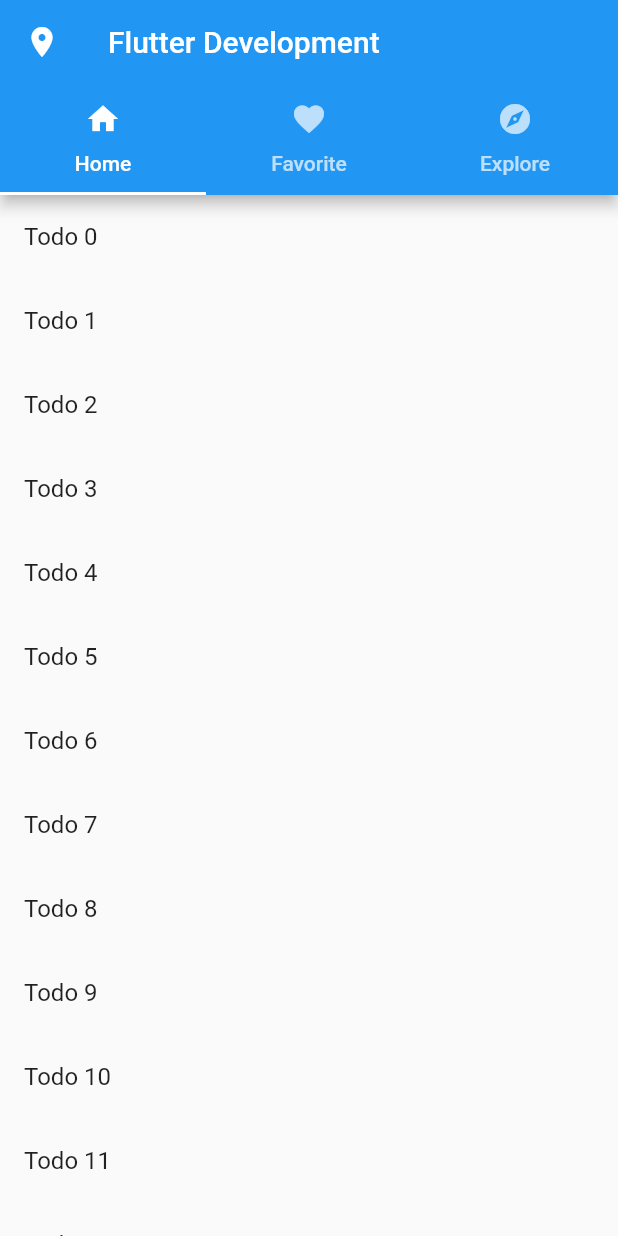
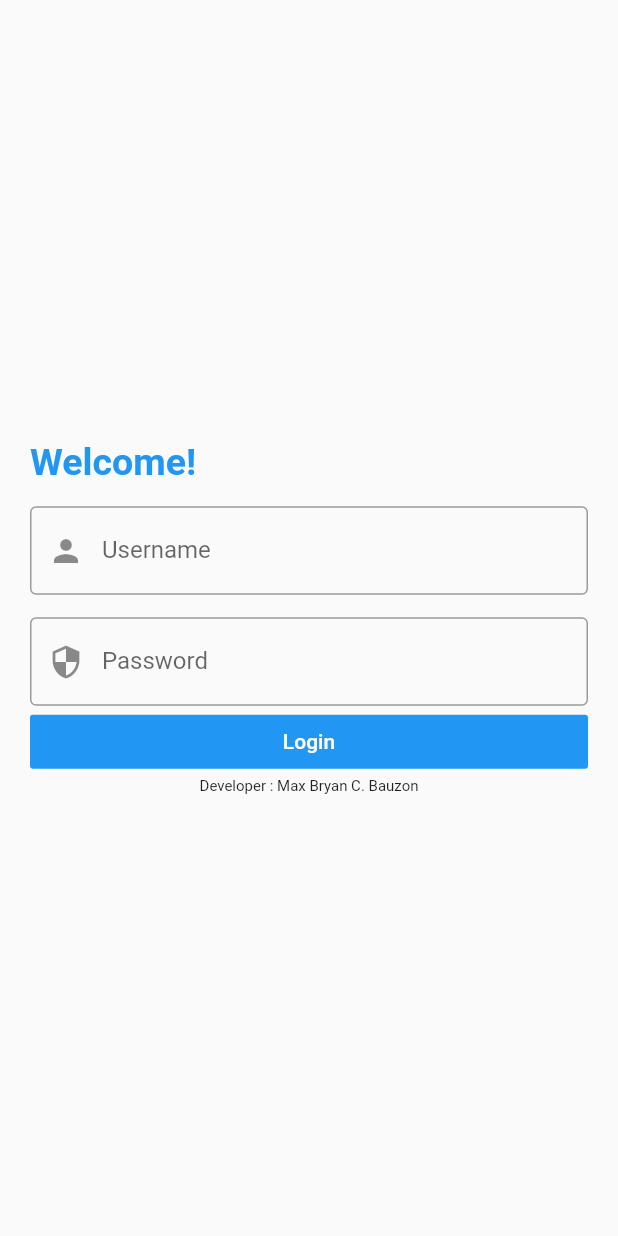
Before and after one commit to bryanbauzon/flutter_training, a Flutter app: the screen it shows after launch, on a phone screen of 412 x 824 dp. Run offline on Flutter 3.47's test engine with Material 2 defaults, Android fonts, the phone set to English and light mode, and no system bars.

Commit message:
added login page and new features

```diff
--- a/lib/main.dart
+++ b/lib/main.dart
@@ -1,5 +1,5 @@
 import 'package:flutter/material.dart';
-import 'package:flutter_training/screens/training-page.dart';
+import 'package:flutter_training/screens/login-page.dart';
 
 void main() => runApp(MyApp());
 
@@ -11,7 +11,7 @@ class MyApp extends StatelessWidget {
       theme: ThemeData(
         primarySwatch: Colors.blue,
       ),
-      home: TraingPage(),
+      home: LoginPage(),
     );
   }
 }
--- a/lib/screens/home-page.dart
+++ b/lib/screens/home-page.dart
@@ -19,7 +19,7 @@ class _HomePageWidgetApp extends State<HomePageWidget>{
 
   @override
   Widget build(BuildContext context) {
-    return ListView.builder(
+    return  ListView.builder(
                 itemCount: todos.length,
                 itemBuilder: (context,index){
                   return ListTile(
--- /dev/null
+++ b/lib/screens/login-page.dart
@@ -0,0 +1,74 @@
+import 'package:flutter/cupertino.dart';
+import 'package:flutter/material.dart';
+import 'package:flutter_training/screens/training-page.dart';
+
+class LoginPage extends StatefulWidget{
+    @override
+    _LoginPageWidget createState()=> _LoginPageWidget();
+}
+class _LoginPageWidget extends State<LoginPage>{
+  @override
+  Widget build(BuildContext context) {
+    return WillPopScope(onWillPop: ()async{
+        return false;
+    },child: Scaffold(
+        body:Center(
+          child: ListView(
+          shrinkWrap: true,
+          padding: EdgeInsets.all(20),
+            children: <Widget>[
+              Text(
+                "Welcome!",
+                style: TextStyle(
+                  color:Colors.blue,
+                  fontWeight: FontWeight.bold,
+                  fontSize: 25
+                ),
+              ),
+
+                const SizedBox(height: 15,),
+                TextField(
+                  decoration:InputDecoration(
+                    labelText: "Username",
+                    prefixIcon: Icon(Icons.person),
+                    border:OutlineInputBorder(
+                      borderSide:BorderSide(color: Colors.blue)
+                    )
+                  )
+                ),
+                const SizedBox(height: 15,),
+                TextField(
+                  obscureText: true,
+                  decoration:InputDecoration(
+                    labelText: "Password",
+                    prefixIcon: Icon(Icons.security),
+                    border:OutlineInputBorder(
+                      borderSide:BorderSide(color: Colors.blue)
+                    )
+                  ),
+                ),
+                FlatButton(onPressed: (){
+                    Navigator.push(context, MaterialPageRoute(builder: (context)=>TraingPage()));
+                },
+                  textColor: Colors.white,
+                  color: Colors.blue,
+                 child: Text("Login")
+                 ),
+                 Text(
+                   "Developer : Max Bryan C. Bauzon",
+                   textAlign: TextAlign.center,
+                   style: TextStyle(
+                     fontSize:10,
+                   ),
+                 )
+            ],
+          )
+
+        )
+    )
+    );
+
+
+  }
+
+}
```
Also changed, not shown: lib/screens/explore-page.dart (+12 -5 lines), lib/screens/training-page.dart (+18 -2 lines).
